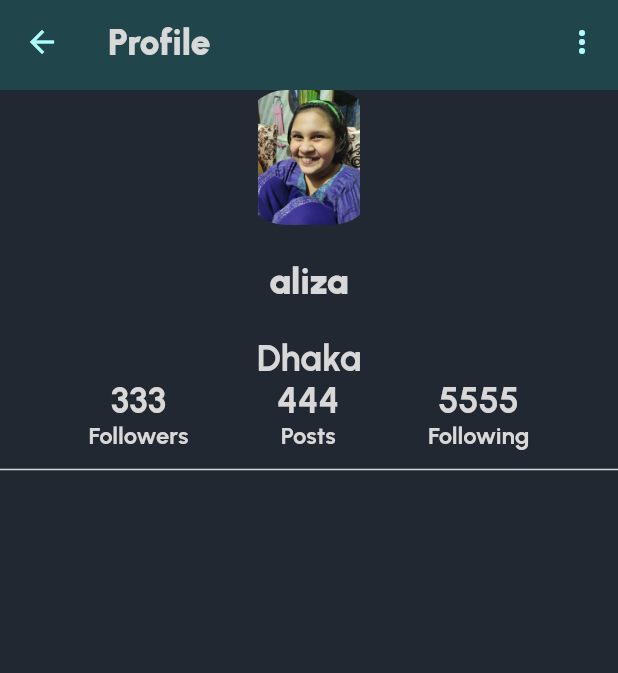
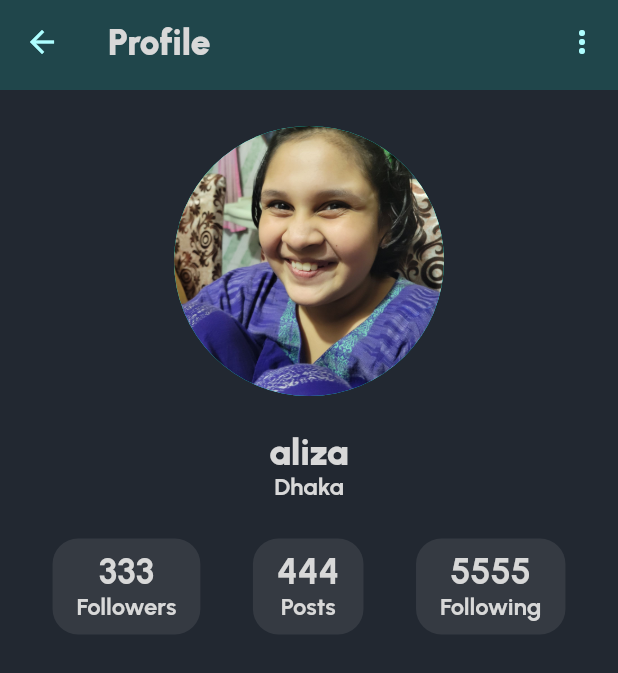
Before and after one commit to aluffyy/Hashi, a Flutter app: the ProfilePage screen opened directly, on a phone screen of 412 x 824 dp. Shown: the top 673 px of the screen. Run offline on Flutter 3.47's test engine with Material 3 defaults, Android fonts, the phone set to English and light mode, and no system bars; our stand-ins replace flutter_svg; project files that could hold a hidden picture were left out.

Commit message:
Updated post item ui to match that of a card, updated ui of profile screen

```diff
--- a/lib/components/user_avatar.dart
+++ b/lib/components/user_avatar.dart
@@ -3,19 +3,14 @@ import 'package:flutter/material.dart';
 class UserAvatar extends StatelessWidget {
   final double size;
 
+  // ? whats with the size
   const UserAvatar({super.key, this.size = 40});
 
   @override
   Widget build(BuildContext context) {
-    return ClipRRect(
-      borderRadius: const BorderRadius.all(
-        Radius.circular(30),
-      ),
-      child: Image.asset(
-        'assets/temp/user1.jpg',
-        width: size,
-        height: size,
-      ),
+    return CircleAvatar(
+      radius: size,
+      backgroundImage: const AssetImage('assets/temp/user1.jpg'),
     );
   }
 }
--- a/lib/pages/home_page.dart
+++ b/lib/pages/home_page.dart
@@ -28,6 +28,7 @@ class _HomePageState extends State<HomePage> {
         ],
       ),
       body: ListView.separated(
+        padding: const EdgeInsets.symmetric(vertical: 32),
         itemBuilder: (context, index) {
           return PostItem(
             user: users[index],
--- a/lib/pages/login_page.dart
+++ b/lib/pages/login_page.dart
@@ -80,7 +80,8 @@ class LoginPage extends StatelessWidget {
                     alignment: Alignment.center,
                     child: TextButton(
                       onPressed: () {
-                        print('Forgot is Clicked');
+                        debugPrint('Forgot is Clicked');
+                        //TODO : Implement Forgot Password
                       },
                       style: TextButton.styleFrom(
                         foregroundColor: const Color.fromARGB(255, 53, 133, 139),
@@ -121,7 +122,8 @@ class LoginPage extends StatelessWidget {
                     height: 48,
                     child: ElevatedButton(
                       onPressed: () {
-                        print('Google is Clicked');
+                        debugPrint('Google is Clicked');
+                        //TODO : Implement Google Login
                       },
                       style: ElevatedButton.styleFrom(
                         // minimumSize: const Size(150, 40),
--- a/lib/pages/profile_page.dart
+++ b/lib/pages/profile_page.dart
@@ -14,6 +14,7 @@ class ProfilePage extends StatelessWidget {
   @override
   Widget build(BuildContext context) {
     var textTheme = Theme.of(context).textTheme;
+    var theme = Theme.of(context).colorScheme;
     return Scaffold(
       appBar: Toolbar(
         title: 'Profile',
@@ -47,6 +48,9 @@ class ProfilePage extends StatelessWidget {
       ),
       body: Column(
         children: [
+          const SizedBox(
+            height: 24,
+          ),
           const UserAvatar(
             size: 90,
           ),
@@ -57,17 +61,23 @@ class ProfilePage extends StatelessWidget {
             'aliza',
             style: textTheme.displayLarge,
           ),
+          Text(
+            'Dhaka',
+            style: textTheme.displaySmall,
+          ),
           const SizedBox(
             height: 24,
-          ),
-          Text(
-            'Dhaka',
-            style: textTheme.displayMedium,
           ),
           Row(
             mainAxisAlignment: MainAxisAlignment.spaceEvenly,
             children: [
-              Column(
+              Container(
+                padding: const EdgeInsets.symmetric(horizontal: 16, vertical: 8),
+                decoration: BoxDecoration(
+                  borderRadius: BorderRadius.circular(17),
+                  color: theme.secondary,
+                ),
+                child: Column(
                   children: [
                     Text(
                       '333',
@@ -76,7 +86,14 @@ class ProfilePage extends StatelessWidget {
                     Text('Followers', style: textTheme.displaySmall)
                   ],
                 ),
-              Column(
+              ),
+              Container(
+                padding: const EdgeInsets.symmetric(horizontal: 16, vertical: 8),
+                decoration: BoxDecoration(
+                  borderRadius: BorderRadius.circular(17),
+                  color: theme.secondary,
+                ),
+                child: Column(
                   children: [
                     Text(
                       '444',
@@ -85,7 +102,14 @@ class ProfilePage extends StatelessWidget {
                     Text('Posts', style: textTheme.displaySmall)
                   ],
                 ),
-              Column(
+              ),
+              Container(
+                padding: const EdgeInsets.symmetric(horizontal: 16, vertical: 8),
+                decoration: BoxDecoration(
+                  borderRadius: BorderRadius.circular(17),
+                  color: theme.secondary,
+                ),
+                child: Column(
                   children: [
                     Text(
                       '5555',
@@ -94,11 +118,8 @@ class ProfilePage extends StatelessWidget {
                     Text('Following', style: textTheme.displaySmall)
                   ],
                 ),
+              ),
             ],
-          ),
-          const Divider(
-            thickness: 1,
-            height: 24,
           ),
         ],
       ),
```
Also changed, not shown: lib/components/post_item.dart (+20 -13 lines). Lines whose indentation alone changed are shown as unchanged.
